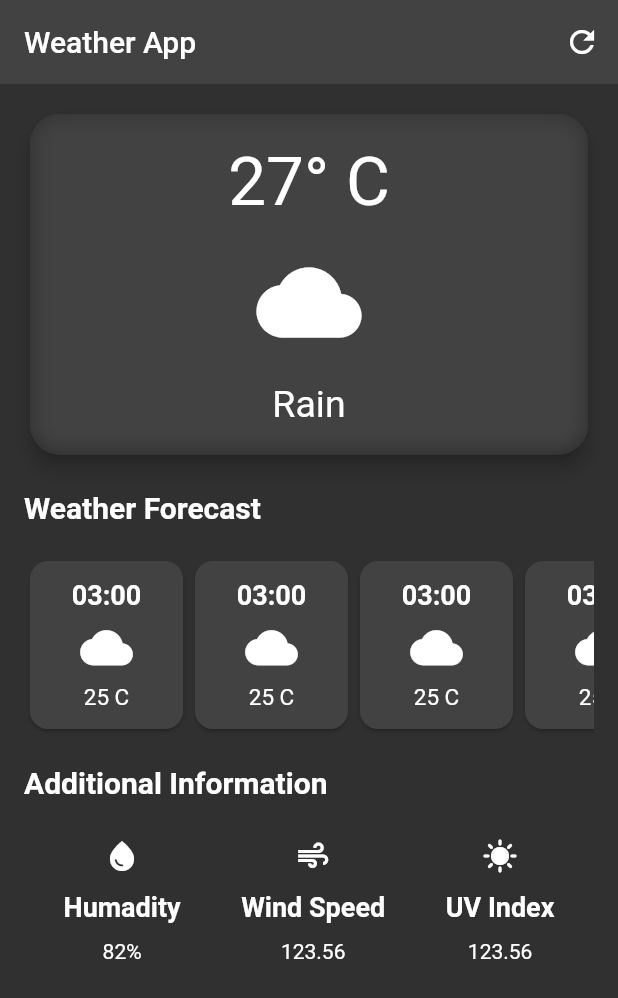
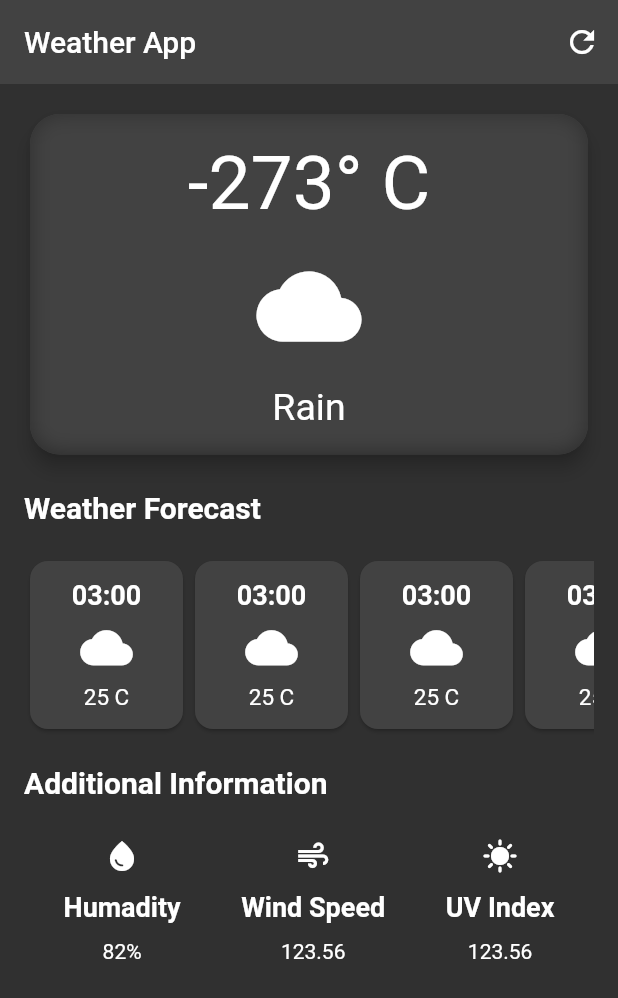
Before and after one commit to Indranilsen2005/Weather_App, a Flutter app: the screen it shows after launch, on a phone screen of 412 x 824 dp. Shown: the top 998 px of the screen. Run offline on Flutter 3.47's test engine with Material 2 defaults, Android fonts, the phone set to English and light mode, and no system bars; network calls fail.

Commit message:
Added http package and open weather api for displaying current temperature

```diff
--- a/lib/screens/weather_screen.dart
+++ b/lib/screens/weather_screen.dart
@@ -1,11 +1,61 @@
+import 'dart:convert';
 import 'dart:ui';
+import 'package:flutter/material.dart';
+import 'package:http/http.dart' as http;
 
-import 'package:flutter/material.dart';
 import 'package:weather_app/widgets/additional_information.dart';
 import 'package:weather_app/widgets/hourly_forecast.dart';
+import 'package:weather_app/secrets.dart';
 
-class WeatherScreen extends StatelessWidget {
+class WeatherScreen extends StatefulWidget {
   const WeatherScreen({super.key});
+
+  @override
+  State<WeatherScreen> createState() => _WeatherScreenState();
+}
+
+class _WeatherScreenState extends State<WeatherScreen> {
+  double temp = 0;
+  var isLoading = false;
+
+  @override
+  void initState() {
+    super.initState();
+    getCurrentWeather();
+  }
+
+  double kelvinToCelcius(double kelvin) {
+    final celcius = kelvin - 273;
+    return celcius;
+  }
+
+  Future getCurrentWeather() async {
+    try {
+      setState(() {
+        isLoading = true;
+      });
+      final response = await http.get(
+        Uri.parse(
+          'https://api.openweathermap.org/data/2.5/forecast?q=London,uk&APPID=$apiKey',
+        ),
+      );
+      final responseData = jsonDecode(response.body);
+      if (response.statusCode == 200) {
+        setState(() {
+          temp = responseData['list'][0]['main']['temp'];
+          print(temp);
+        });
+        setState(() {
+          isLoading = false;
+        });
+      }
+    } catch (error) {
+      print('Something went wrong! ${error.toString()}');
+      setState(() {
+        isLoading = false;
+      });
+    }
+  }
 
   @override
   Widget build(BuildContext context) {
@@ -19,7 +69,12 @@ class WeatherScreen extends StatelessWidget {
           ),
         ],
       ),
-      body: Padding(
+      body: isLoading
+          ? const Center(
+              child: CircularProgressIndicator(),
+            )
+          : SingleChildScrollView(
+              child: Padding(
                 padding: const EdgeInsets.all(16),
                 child: Column(
                   crossAxisAlignment: CrossAxisAlignment.start,
@@ -36,15 +91,15 @@ class WeatherScreen extends StatelessWidget {
                           borderRadius: BorderRadius.circular(20),
                           child: BackdropFilter(
                             filter: ImageFilter.blur(sigmaX: 7, sigmaY: 7),
-                    child: const Column(
+                            child: Column(
                               mainAxisAlignment: MainAxisAlignment.spaceEvenly,
                               children: [
                                 Text(
-                          '27° C',
-                          style: TextStyle(fontSize: 45),
+                                  '${kelvinToCelcius(temp).toInt()}° C',
+                                  style: const TextStyle(fontSize: 50),
                                 ),
-                        Icon(Icons.cloud, size: 70),
-                        Text(
+                                const Icon(Icons.cloud, size: 70),
+                                const Text(
                                   'Rain',
                                   style: TextStyle(fontSize: 25),
                                 ),
@@ -57,7 +112,8 @@ class WeatherScreen extends StatelessWidget {
                     const SizedBox(height: 20),
                     const Text(
                       'Weather Forecast',
-              style: TextStyle(fontSize: 20, fontWeight: FontWeight.w600),
+                      style:
+                          TextStyle(fontSize: 20, fontWeight: FontWeight.w600),
                     ),
                     const SizedBox(height: 20),
                     const SingleChildScrollView(
@@ -65,37 +121,55 @@ class WeatherScreen extends StatelessWidget {
                       child: Row(
                         children: [
                           HourlyForecast(
-                      hour: '03:00', icon: Icons.cloud, temperature: '25 C'),
+                              hour: '03:00',
+                              icon: Icons.cloud,
+                              temperature: '25 C'),
                           HourlyForecast(
-                      hour: '03:00', icon: Icons.cloud, temperature: '25 C'),
+                              hour: '03:00',
+                              icon: Icons.cloud,
+                              temperature: '25 C'),
                           HourlyForecast(
-                      hour: '03:00', icon: Icons.cloud, temperature: '25 C'),
+                              hour: '03:00',
+                              icon: Icons.cloud,
+                              temperature: '25 C'),
                           HourlyForecast(
-                      hour: '03:00', icon: Icons.cloud, temperature: '25 C'),
+                              hour: '03:00',
+                              icon: Icons.cloud,
+                              temperature: '25 C'),
                           HourlyForecast(
-                      hour: '03:00', icon: Icons.cloud, temperature: '25 C'),
+                              hour: '03:00',
+                              icon: Icons.cloud,
+                              temperature: '25 C'),
                         ],
                       ),
                     ),
                     const SizedBox(height: 20),
                     const Text(
                       'Additional Information',
-              style: TextStyle(fontSize: 20, fontWeight: FontWeight.w600),
+                      style:
+                          TextStyle(fontSize: 20, fontWeight: FontWeight.w600),
                     ),
                     const Row(
                       mainAxisAlignment: MainAxisAlignment.spaceEvenly,
                       children: [
                         AdditionalInformation(
-                    icon: Icons.water_drop, title: 'Humadity', value: '82%'),
+                            icon: Icons.water_drop,
+                            title: 'Humadity',
+                            value: '82%'),
                         AdditionalInformation(
-                    icon: Icons.air, title: 'Wind Speed', value: '123.56'),
+                            icon: Icons.air,
+                            title: 'Wind Speed',
+                            value: '123.56'),
                         AdditionalInformation(
-                    icon: Icons.sunny, title: 'UV Index', value: '123.56'),
+                            icon: Icons.sunny,
+                            title: 'UV Index',
+                            value: '123.56'),
                       ],
                     )
                   ],
                 ),
               ),
+            ),
     );
   }
 }
--- a/pubspec.yaml
+++ b/pubspec.yaml
@@ -35,6 +35,7 @@ dependencies:
   # The following adds the Cupertino Icons font to your application.
   # Use with the CupertinoIcons class for iOS style icons.
   cupertino_icons: ^1.0.2
+  http: ^1.1.0
 
 dev_dependencies:
   flutter_test:
```
Also changed, not shown: pubspec.lock, 1 other file. Lines whose indentation alone changed are shown as unchanged.
